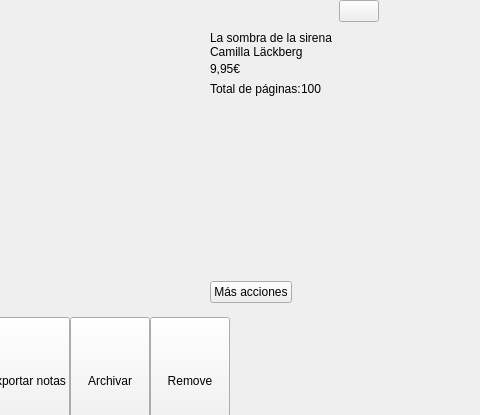
The window that bqLibrary/ui/LibraryBookSummary.ui (bq/cervantes) describes before a commit, drawn with Qt 5; both pictures show x 278 to 758 and y 0 to 415 of the 758 by 960 pixel window.
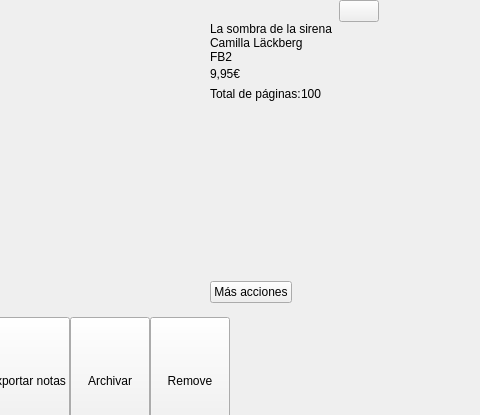
The same window after the commit. Custom widgets are drawn as their Qt base class.

```diff
--- a/bqLibrary/ui/LibraryBookSummary.ui
+++ b/bqLibrary/ui/LibraryBookSummary.ui
@@ -459,6 +459,9 @@
             <property name="spacing">
              <number>0</number>
             </property>
+            <property name="topMargin">
+             <number>0</number>
+            </property>
             <property name="bottomMargin">
              <number>0</number>
             </property>
@@ -476,6 +479,13 @@
               </property>
              </widget>
             </item>
+            <item>
+             <widget class="QLabel" name="formatLbl">
+              <property name="text">
+               <string>FB2</string>
+              </property>
+             </widget>
+            </item>
             <item>
              <widget class="QWidget" name="priceCont" native="true">
               <layout class="QHBoxLayout" name="horizontalLayout_5">
```
